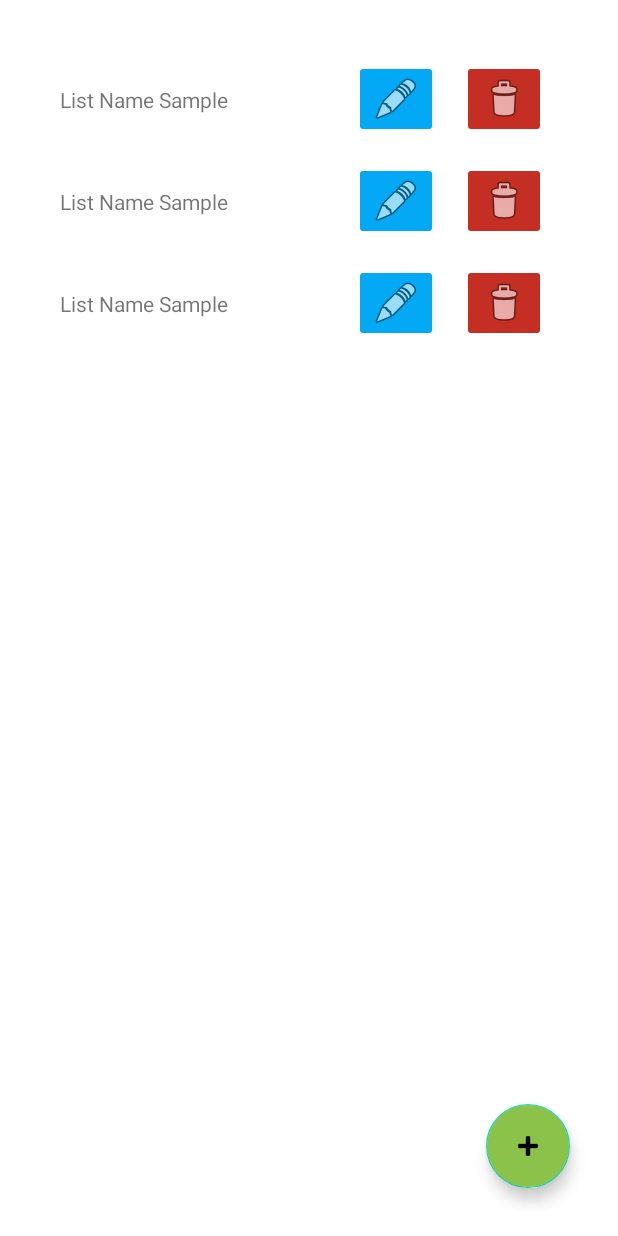
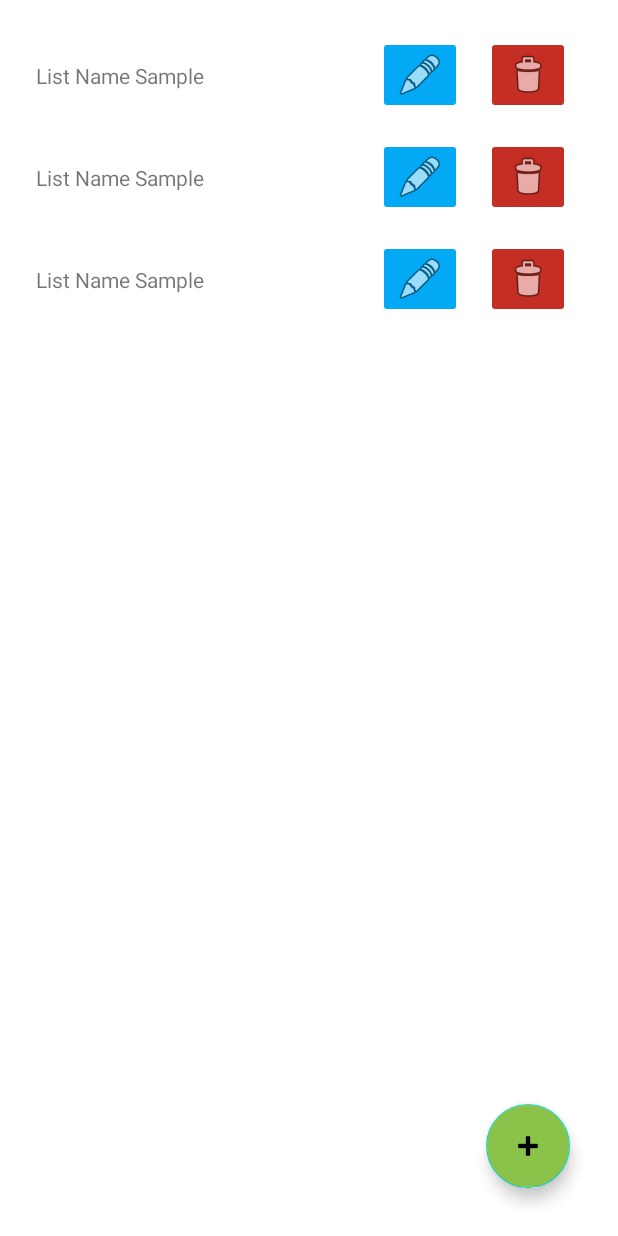
Before and after one commit to Kadeathdeluz/ListApp, an Android app: the layout activity_main.xml on its own in the app's theme, with its tools: preview values and no code run, on a phone screen of 412 x 824 dp. Run offline under Robolectric (Android 15) with nearby library versions, the phone set to English and light mode, and no system bars.

Commit message:
- item_view.xml: Checkbox added and visibility set to "gone".

```diff
--- a/app/src/main/res/layout/activity_main.xml
+++ b/app/src/main/res/layout/activity_main.xml
@@ -12,7 +12,6 @@
         android:layout_width="match_parent"
         android:layout_height="0dp"
         android:clipToPadding="false"
-        android:padding="16dp"
         app:layout_constraintBottom_toTopOf="@id/fab_add_list"
         app:layout_constraintLeft_toLeftOf="parent"
         app:layout_constraintRight_toRightOf="parent"
--- a/app/src/main/res/layout/item_view.xml
+++ b/app/src/main/res/layout/item_view.xml
@@ -7,13 +7,21 @@
     android:orientation="horizontal"
     android:padding="8dp">
 
+    <CheckBox
+        android:id="@+id/checkbox"
+        android:layout_width="wrap_content"
+        android:layout_height="wrap_content"
+        app:layout_constraintStart_toStartOf="parent"
+        app:layout_constraintBottom_toBottomOf="parent"
+        android:visibility="gone"/>
+
     <TextView
         android:id="@+id/item_name"
         android:layout_width="wrap_content"
         android:layout_height="wrap_content"
         app:layout_constraintBottom_toBottomOf="parent"
         app:layout_constraintRight_toLeftOf="@id/linearlayout_buttons"
-        app:layout_constraintStart_toStartOf="parent"
+        app:layout_constraintStart_toEndOf="@id/checkbox"
         app:layout_constraintTop_toTopOf="parent"
         tools:text="List Name Sample" />
 
```
